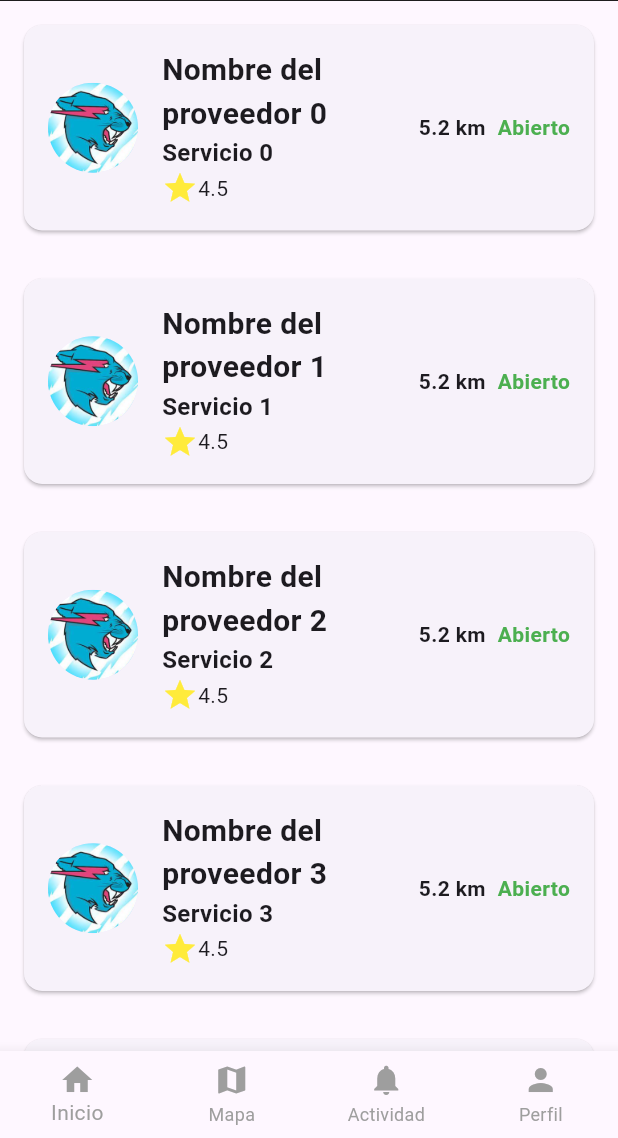
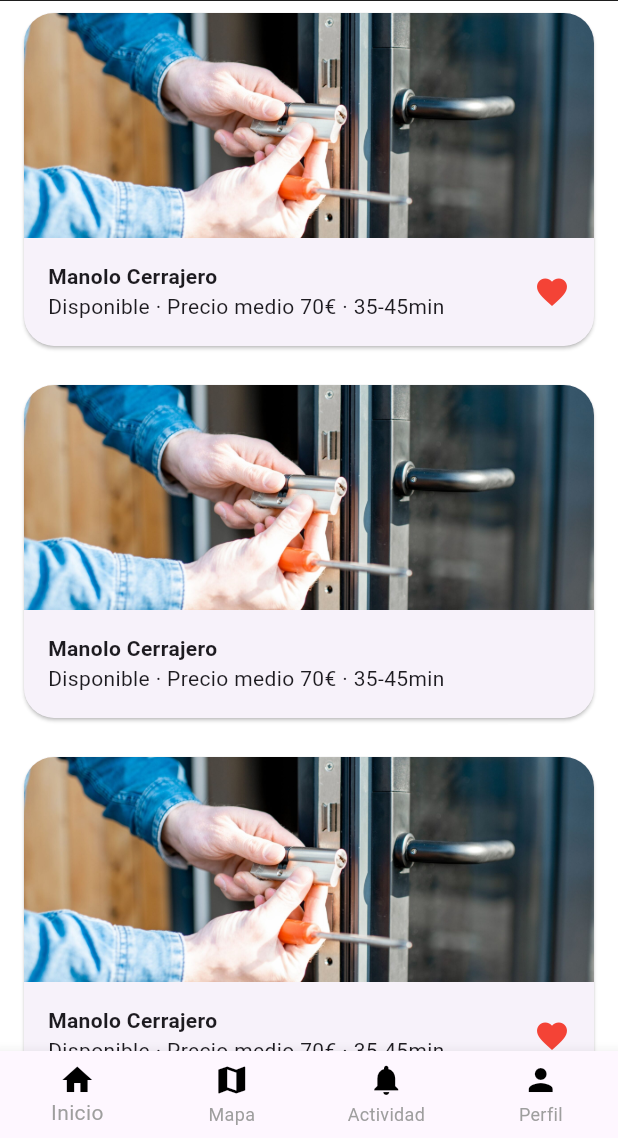
Before and after one commit to amsteradri/Nearvice, a Flutter app: the screen it shows after launch, after a tap on "Iniciar sesión", on a phone screen of 412 x 824 dp, the part 98-1236 px from its top. Run offline on Flutter 3.47's test engine with Material 3 defaults, Android fonts, the phone set to English and light mode, and no system bars; our stand-ins replace flutter_map, flutter_svg, latlong2, table_calendar.

Commit message:
changed main page design + aded menu inside main page cards

```diff
--- a/lib/custom_bottom_nav_bar.dart
+++ b/lib/custom_bottom_nav_bar.dart
@@ -30,22 +30,23 @@ class _CustomBottomNavBarState extends State<CustomBottomNavBar> {
   @override
   Widget build(BuildContext context) {
     return BottomNavigationBar(
+
       type: BottomNavigationBarType.fixed, // Ensures the type is fixed
       items: const <BottomNavigationBarItem>[
         BottomNavigationBarItem(
-          icon: Icon(Icons.home),
+          icon: Icon(Icons.home, color: Colors.black),
           label: 'Inicio',
         ),
         BottomNavigationBarItem(
-          icon: Icon(Icons.map),
+          icon: Icon(Icons.map, color: Colors.black),
           label: 'Mapa',
         ),
         BottomNavigationBarItem(
-          icon: Icon(Icons.notifications),
+          icon: Icon(Icons.notifications, color: Colors.black),
           label: 'Actividad',
         ),
         BottomNavigationBarItem(
-          icon: Icon(Icons.person),
+          icon: Icon(Icons.person, color: Colors.black),
           label: 'Perfil',
         ),
       ],
--- a/lib/home.dart
+++ b/lib/home.dart
@@ -1,5 +1,7 @@
 import 'package:flutter/material.dart';
 import 'custom_bottom_nav_bar.dart';
+import 'ServiceDetailsPage.dart';
+
 
 class MainPage extends StatefulWidget {
   const MainPage({Key? key}) : super(key: key);
@@ -24,16 +26,16 @@ class _MainPageState extends State<MainPage> {
     _searchController.dispose();
     super.dispose();
   }
-
   @override
   Widget build(BuildContext context) {
-    double screenHeight = MediaQuery.of(context).size.height;
-    double screenWidth = MediaQuery.of(context).size.width;
-    double toolbarHeight = screenHeight * 0.1; // Ajusta a 10% de la altura de la pantalla
-
+    // Envuelve el Scaffold con MaterialApp y configura los temas aquí si es necesario
     return MaterialApp(
+      theme: ThemeData.light(), // Asegúrate de usar ThemeData.light() para el tema en claro
       home: Scaffold(
+        backgroundColor: Colors.white,
+        bottomNavigationBar: CustomBottomNavBar(),
         appBar: AppBar(
+          clipBehavior: Clip.antiAlias,
           backgroundColor: Colors.black,
           elevation: 0,
           titleSpacing: 0,
@@ -52,22 +54,20 @@ class _MainPageState extends State<MainPage> {
                   Icon(Icons.search, color: Colors.grey), // Icono de búsqueda
                   Expanded(
                     child: TextField(
-                      controller: _searchController, // Asignar controlador de texto al TextField
+                      controller: _searchController,
                       decoration: InputDecoration(
-                        hintText: 'Buscar...', // Texto de sugerencia
-                        border: InputBorder.none, // Sin borde alrededor del TextField
+                        hintText: 'Buscar...',
+                        border: InputBorder.none,
                       ),
                       onChanged: (text) {
-                        // Si el texto está cambiando, mostrar u ocultar el icono de limpiar
                         setState(() {});
                       },
                     ),
                   ),
-                  if (_searchController.text.isNotEmpty) // Mostrar el icono de limpiar solo si hay texto en el TextField
+                  if (_searchController.text.isNotEmpty)
                     IconButton(
-                      icon: Icon(Icons.clear, color: Colors.grey), // Icono de limpiar
+                      icon: Icon(Icons.clear, color: Colors.grey),
                       onPressed: () {
-                        // Limpiar el texto del TextField
                         _searchController.clear();
                         setState(() {});
                       },
@@ -78,9 +78,9 @@ class _MainPageState extends State<MainPage> {
           ),
           actions: [
             Padding(
-              padding: const EdgeInsets.only(right: 8.0), // Ajustar el espacio desde la derecha
+              padding: const EdgeInsets.only(right: 8.0),
               child: IconButton(
-                icon: Icon(Icons.filter_alt_outlined, color: Colors.grey), // Icono de filtros
+                icon: Icon(Icons.filter_alt_outlined, color: Colors.grey),
                 onPressed: () {
                   // Acción al hacer clic en el icono de filtros
                 },
@@ -89,86 +89,99 @@ class _MainPageState extends State<MainPage> {
           ],
           iconTheme: IconThemeData(size: 28),
         ),
-        bottomNavigationBar: CustomBottomNavBar(),
-        body: ListView.builder(
+
+        body: ListView.separated(
           itemCount: 6,
-          itemBuilder: (context, index) => ServiceCard(
-            service: Service(
-              providerName: 'Nombre del proveedor $index',
-              serviceName: 'Servicio $index',
-              rating: 4.5,
-              distance: 5.2,
-              isOpen: true,
-              profileImage: AssetImage('assets/images/profile_pic.jpg'),
-            ),
-          ),
+          separatorBuilder: (context, index) => const SizedBox(height: 10),
+          itemBuilder: (context, index) {
+            return ServiceCard(
+              service: Service(
+                providerName: 'Manolo Cerrajero',
+                serviceName: 'Disponible · Precio medio 70€ · 35-45min',
+                assetName: 'assets/images/cerrajero.png',
+                address: '123 Example St, City $index',
+                phoneNumber: '123-456-7890',
+                isFavorited: index % 2 == 0,
+              ),
+            );
+          },
         ),
+
       ),
     );
   }
 }
 
 class Service {
-  String providerName;
-  String serviceName;
-  double rating;
-  double distance;
-  bool isOpen;
-  AssetImage profileImage;
+  final String providerName;
+  final String serviceName;
+  final String assetName;
+  final String address;
+  final String phoneNumber;
+  final bool isFavorited;
 
   Service({
     required this.providerName,
     required this.serviceName,
-    required this.rating,
-    required this.distance,
-    required this.isOpen,
-    required this.profileImage,
+    required this.assetName,
+    required this.address,
+    required this.phoneNumber,
+    required this.isFavorited,
   });
 }
+
+
 
 class ServiceCard extends StatelessWidget {
   final Service service;
 
-  ServiceCard({required this.service});
+  const ServiceCard({Key? key, required this.service}) : super(key: key);
 
   @override
   Widget build(BuildContext context) {
-    return GestureDetector(
+    return InkWell(
       onTap: () {
         Navigator.push(
           context,
-          MaterialPageRoute(builder: (context) => ServiceDetailsPage(service: service)),
+          MaterialPageRoute(
+            builder: (context) => ServiceDetailsPage(service: service),
+          ),
         );
       },
       child: Card(
-        margin: EdgeInsets.all(16),
-        child: Padding(
-          padding: EdgeInsets.all(16),
-          child: Row(
+        margin: const EdgeInsets.symmetric(horizontal: 16, vertical: 8),
+        shape: RoundedRectangleBorder(
+          borderRadius: BorderRadius.circular(20.0),
+        ),
+        child: ClipRRect(
+          borderRadius: BorderRadius.circular(20.0),
+          child: Column(
             children: [
-              CircleAvatar(
-                backgroundImage: service.profileImage,
-                radius: 30,
+              Image.asset(
+                service.assetName,
+                fit: BoxFit.cover,
+                width: double.infinity,
+                height: 150,
               ),
-              SizedBox(width: 16),
-              Expanded(
-                child: Column(
-                  crossAxisAlignment: CrossAxisAlignment.start,
+              Padding(
+                padding: const EdgeInsets.all(16),
+                child: Row(
+                  mainAxisAlignment: MainAxisAlignment.spaceBetween,
                   children: [
-                    Text(service.providerName, style: TextStyle(fontSize: 20, fontWeight: FontWeight.bold)),
-                    Text(service.serviceName, style: TextStyle(fontSize: 16, fontWeight: FontWeight.bold)),
-                    Row(
-                      children: [
-                        Icon(Icons.star, color: Colors.yellow),
-                        Text(service.rating.toString()),
-                      ],
+                    Expanded(
+                      child: Column(
+                        crossAxisAlignment: CrossAxisAlignment.start,
+                        children: [
+                          Text(service.providerName, style: TextStyle(fontWeight: FontWeight.bold)),
+                          Text(service.serviceName),
+                        ],
+                      ),
                     ),
+                    if (service.isFavorited)
+                      Icon(Icons.favorite, color: Colors.red),
                   ],
                 ),
               ),
-              Text('${service.distance} km', style: TextStyle(fontWeight: FontWeight.bold)),
-              SizedBox(width: 8),
-              Text(service.isOpen ? 'Abierto' : 'Cerrado', style: TextStyle(color: service.isOpen ? Colors.green : Colors.red, fontWeight: FontWeight.bold)),
             ],
           ),
         ),
@@ -176,35 +189,3 @@ class ServiceCard extends StatelessWidget {
     );
   }
 }
-
-
-class ServiceDetailsPage extends StatelessWidget {
-  final Service service;
-
-  const ServiceDetailsPage({Key? key, required this.service}) : super(key: key);
-
-  @override
-  Widget build(BuildContext context) {
-    return Scaffold(
-      appBar: AppBar(
-        toolbarHeight: MediaQuery.of(context).size.height * 0.08,
-        title: const Text('Detalles del Servicio', style: TextStyle(color: Colors.white)),
-        iconTheme: IconThemeData(color: Colors.white), // Color de la flecha de retroceso
-        centerTitle: true,
-        backgroundColor: Colors.black,
-      ),
-      body: Center(
-        child: Column(
-          mainAxisAlignment: MainAxisAlignment.center,
-          children: [
-            Text('Proveedor: ${service.providerName}'),
-            Text('Servicio: ${service.serviceName}'),
-            Text('Calificación: ${service.rating}'),
-            Text('Distancia: ${service.distance} km'),
-            Text('Estado: ${service.isOpen ? "Abierto" : "Cerrado"}'),
-          ],
-        ),
-      ),
-    );
-  }
-}
--- a/lib/map.dart
+++ b/lib/map.dart
@@ -106,8 +106,8 @@ class _MapScreenState extends State<MapScreen> {
           children: [
             FlutterMap(
               options: MapOptions(
-                center: LatLng(51.509364, -0.128928),
-                zoom: 3.2,
+                center: LatLng(41.497638, 1.840593),
+                zoom: 16,
               ),
               children: [
                 TileLayer(
--- a/pubspec.yaml
+++ b/pubspec.yaml
@@ -34,6 +34,7 @@ dependencies:
   flutter_svg: ^0.22.0
   flutter_map: ^3.1.0
   latlong2: ^0.8.0
+  table_calendar: ^3.0.3
 
 
 
@@ -71,9 +72,7 @@ flutter:
   #   - images/a_dot_burr.jpeg
   #   - images/a_dot_ham.jpeg
   assets:
-    - assets/images/profile_pic.jpg
-    - assets/images/logo.png
-    - assets/images/google.svg
+    - assets/images/
 
   # An image asset can refer to one or more resolution-specific "variants", see
   # https://flutter.dev/assets-and-images/#resolution-aware
```
Also changed, not shown: lib/ServiceDetailsPage.dart (added, +71 -0 lines), assets/images/burguer.png (added), assets/images/cerrajero.png (added), pubspec.lock.
